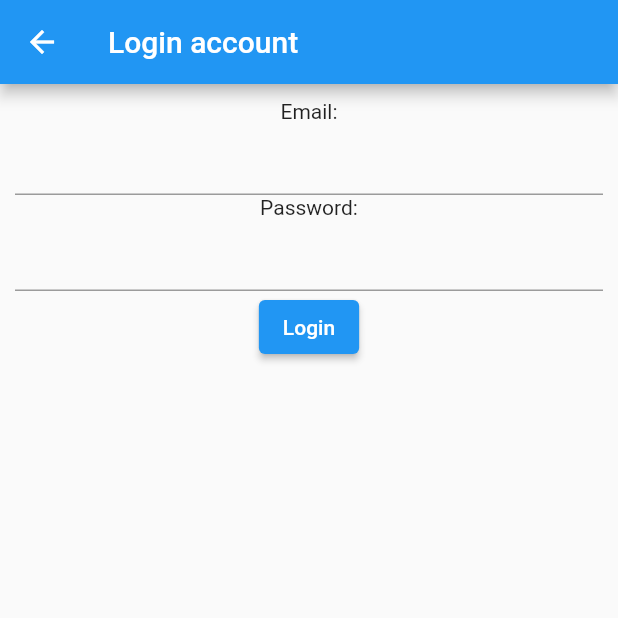
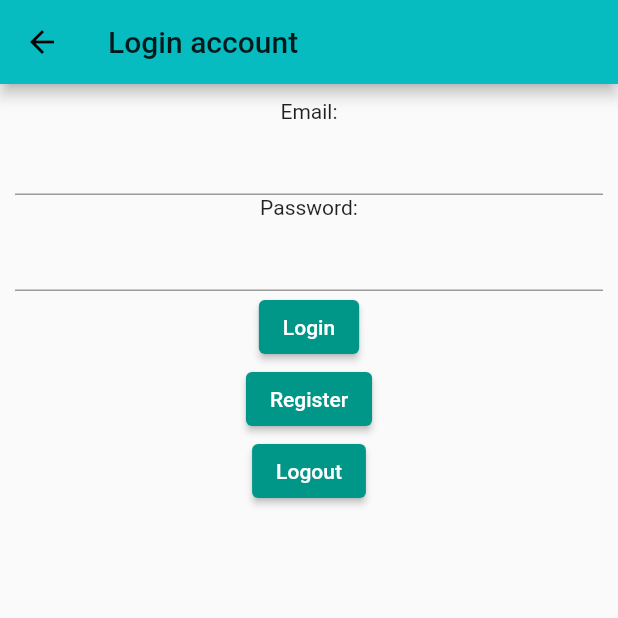
Before and after one commit to NumBit/e-medicine, a Flutter app: the LoginPage screen opened directly, on a phone screen of 412 x 824 dp, the top half of it. Run offline on Flutter 3.47's test engine with Material 2 defaults, Android fonts, the phone set to English and light mode, and no system bars; our stand-ins replace bloc, cloud_firestore, expandable, firebase_analytics, firebase_auth, firebase_core and 1 more; missing offline and left inert: flutter_iconpicker; accounts and stored records are empty.

Commit message:
login and register first

```diff
--- a/medicine_cabinet/lib/profile/login_page.dart
+++ b/medicine_cabinet/lib/profile/login_page.dart
@@ -36,6 +36,16 @@ class LoginPage extends StatelessWidget {
                     child: Text('Login'),
                     onPressed: () => [
                           shouldPop = _login(context, email.text, pass.text),
+                        ]),
+                ElevatedButton(
+                    child: Text('Register'),
+                    onPressed: () => [
+                          Navigator.pushNamed(context, "/register"),
+                        ]),
+                ElevatedButton(
+                    child: Text('Logout'),
+                    onPressed: () => [
+                          FirebaseAuth.instance.signOut(),
                         ])
               ]))),
     );
```
Also changed, not shown: medicine_cabinet/lib/main.dart (+16 -3 lines).
